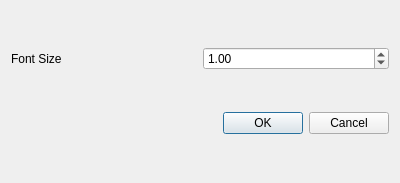
Before: the Qt Designer form Options.ui in ArashMassoudieh/OpenHydroQual, drawn with Qt 5.
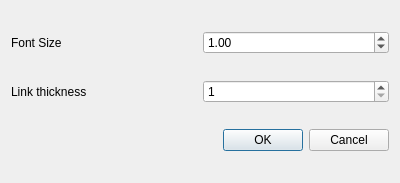
After: the same form once the commit is applied.

```diff
--- a/Options.ui
+++ b/Options.ui
@@ -41,6 +41,27 @@
      </item>
     </layout>
    </item>
+   <item>
+    <layout class="QHBoxLayout" name="horizontalLayout_2">
+     <item>
+      <widget class="QLabel" name="label_2">
+       <property name="text">
+        <string>Link thickness</string>
+       </property>
+      </widget>
+     </item>
+     <item>
+      <widget class="QSpinBox" name="LineThickness">
+       <property name="minimum">
+        <number>1</number>
+       </property>
+       <property name="maximum">
+        <number>4</number>
+       </property>
+      </widget>
+     </item>
+    </layout>
+   </item>
    <item>
     <widget class="QDialogButtonBox" name="buttonBox">
      <property name="orientation">
```
